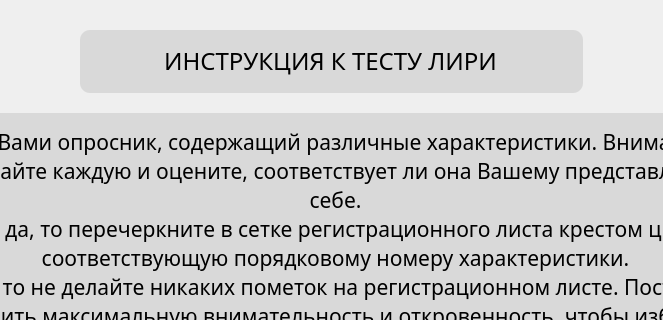
Qt form ui/InstructionLiri.ui (xamlo721/PsychologyTestApp) before a commit; both pictures show x 170 to 833 and y 0 to 320 of the 1000 by 600 pixel window.
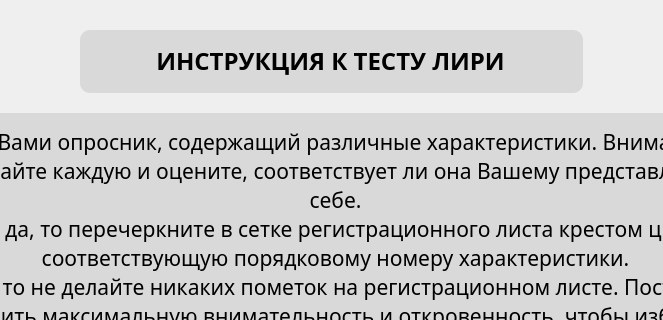
The same form after that commit. Icons and pictures are not drawn.

Commit message: Fixed resizing and styles

The edit to the form file:
```diff
--- a/ui/InstructionLiri.ui
+++ b/ui/InstructionLiri.ui
@@ -106,7 +106,9 @@
    <property name="font">
     <font>
      <family>Montserrat Medium</family>
-     <pointsize>16</pointsize>
+     <pointsize>18</pointsize>
+     <weight>75</weight>
+     <bold>true</bold>
     </font>
    </property>
    <property name="styleSheet">
@@ -116,6 +118,9 @@
 }</string>
    </property>
    <widget class="QTextEdit" name="InstructionLiri">
+    <property name="enabled">
+     <bool>false</bool>
+    </property>
     <property name="geometry">
      <rect>
       <x>0</x>
@@ -127,15 +132,20 @@
     <property name="font">
      <font>
       <family>Montserrat Medium</family>
-      <pointsize>16</pointsize>
+      <pointsize>18</pointsize>
+      <weight>75</weight>
+      <bold>true</bold>
      </font>
     </property>
+    <property name="styleSheet">
+     <string notr="true">color: rgb(0, 0, 0);</string>
+    </property>
     <property name="html">
      <string>&lt;!DOCTYPE HTML PUBLIC &quot;-//W3C//DTD HTML 4.0//EN&quot; &quot;http://www.w3.org/TR/REC-html40/strict.dtd&quot;&gt;
 &lt;html&gt;&lt;head&gt;&lt;meta name=&quot;qrichtext&quot; content=&quot;1&quot; /&gt;&lt;style type=&quot;text/css&quot;&gt;
 p, li { white-space: pre-wrap; }
-&lt;/style&gt;&lt;/head&gt;&lt;body style=&quot; font-family:'Montserrat Medium'; font-size:16pt; font-weight:400; font-style:normal;&quot;&gt;
-&lt;p align=&quot;center&quot; style=&quot; margin-top:0px; margin-bottom:0px; margin-left:0px; margin-right:0px; -qt-block-indent:0; text-indent:0px;&quot;&gt;&lt;span style=&quot; font-size:18pt;&quot;&gt;ИНСТРУКЦИЯ К ТЕСТУ ЛИРИ&lt;/span&gt;&lt;/p&gt;&lt;/body&gt;&lt;/html&gt;</string>
+&lt;/style&gt;&lt;/head&gt;&lt;body style=&quot; font-family:'Montserrat Medium'; font-size:18pt; font-weight:600; font-style:normal;&quot;&gt;
+&lt;p align=&quot;center&quot; style=&quot; margin-top:0px; margin-bottom:0px; margin-left:0px; margin-right:0px; -qt-block-indent:0; text-indent:0px;&quot;&gt;ИНСТРУКЦИЯ К ТЕСТУ ЛИРИ&lt;/p&gt;&lt;/body&gt;&lt;/html&gt;</string>
     </property>
    </widget>
   </widget>
```
Left out of the diff: 9 changed lines with no effect on the pictures. The commit also changes 6 other files.
